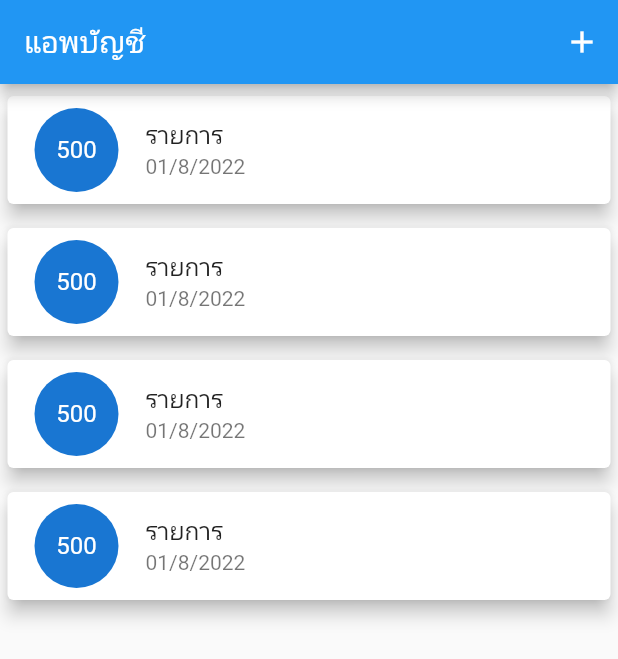
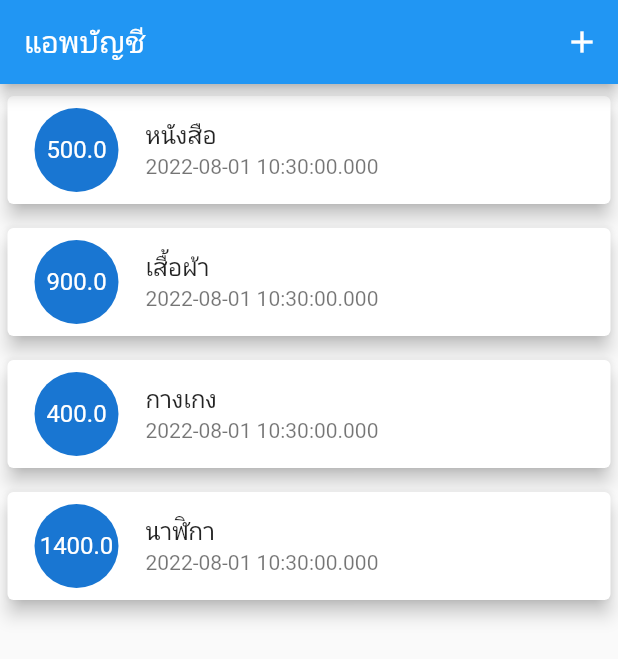
Before and after one commit to Nuuteen/Lab5, a Flutter app: the screen it shows after launch, on a phone screen of 412 x 824 dp. Shown: the top 659 px of the screen. Run offline on Flutter 3.47's test engine with Material 2 defaults, Android fonts, the phone set to English and light mode, and no system bars.

```diff
--- a/flutter_application_1/lib/main.dart
+++ b/flutter_application_1/lib/main.dart
@@ -1,4 +1,5 @@
 import 'package:flutter/material.dart';
+import 'package:flutter_application_1/models/Transaction.dart';
 import 'package:flutter_application_1/providers/transaction_provider.dart';
 import 'package:flutter_application_1/screens/form_screen.dart';
 import 'package:provider/provider.dart';
@@ -21,6 +22,7 @@ class MyApp extends StatelessWidget {
         title: 'Flutter Demo',
         theme: ThemeData(
           primarySwatch: Colors.blue,
+          visualDensity: VisualDensity.adaptivePlatformDensity,
         ),
         home: const MyHomePage(title: 'แอพบัญชี'),
       ),
@@ -53,23 +55,29 @@ class _MyHomePageState extends State<MyHomePage> {
                 icon: Icon(Icons.add))
           ],
         ),
-        body: ListView.builder(
-            itemCount: 4,
+        body: Consumer(
+          builder: (context, TransactionProvider provider, Widget) {
+            return ListView.builder(
+                itemCount: provider.transactions.length,
                 itemBuilder: (context, int index) {
+                  Transaction data = provider.transactions[index];
                   return Card(
                     elevation: 5,
-                margin: const EdgeInsets.symmetric(vertical: 8, horizontal: 5),
+                    margin:
+                        const EdgeInsets.symmetric(vertical: 8, horizontal: 5),
                     child: ListTile(
                       leading: CircleAvatar(
                         radius: 30,
                         child: FittedBox(
-                      child: Text("500"),
+                          child: Text(data.amount.toString()),
                         ),
                       ),
-                  title: Text("รายการ"),
-                  subtitle: Text("01/8/2022"),
+                      title: Text(data.title),
+                      subtitle: Text(data.date.toString()),
                     ),
                   );
-            }));
+                });
+          },
+        ));
   }
 }
--- a/flutter_application_1/lib/providers/transaction_provider.dart
+++ b/flutter_application_1/lib/providers/transaction_provider.dart
@@ -5,7 +5,8 @@ class TransactionProvider with ChangeNotifier {
   List<Transaction> transactions = [
     Transaction(title: "หนังสือ", amount: 500, date: DateTime.now()),
     Transaction(title: "เสื้อผ้า", amount: 900, date: DateTime.now()),
-    Transaction(title: "กางเกง", amount: 400, date: DateTime.now())
+    Transaction(title: "กางเกง", amount: 400, date: DateTime.now()),
+    Transaction(title: "นาฬิกา", amount: 1400, date: DateTime.now())
   ];
 
   List<Transaction> getTransaction() {
```
Lines whose indentation alone changed are shown as unchanged.
